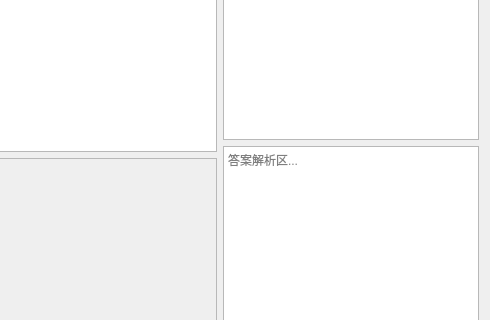
Old version of the form resources/page_gaokao.ui in the repository andrezha/EngMaster-AI-Agent; both pictures show x 145 to 635 and y 83 to 403 of the 635 by 484 pixel window.
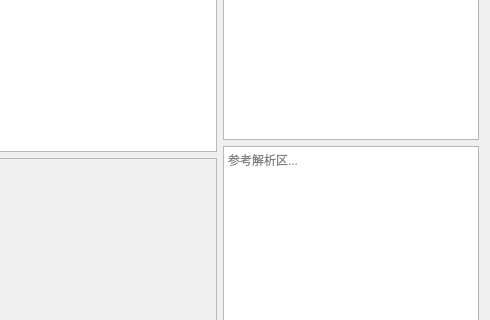
New version of the form.

Commit message: 更新题库解析与软著材料打包工具

```diff
--- a/resources/page_gaokao.ui
+++ b/resources/page_gaokao.ui
@@ -43,7 +43,7 @@
      <item>
       <widget class="QTextEdit" name="gk_ai_display">
        <property name="readOnly"><bool>true</bool></property>
-       <property name="placeholderText"><string>答案解析区...</string></property>
+       <property name="placeholderText"><string>参考解析区...</string></property>
       </widget>
      </item>
      
```
The commit also changes 108 other files.
